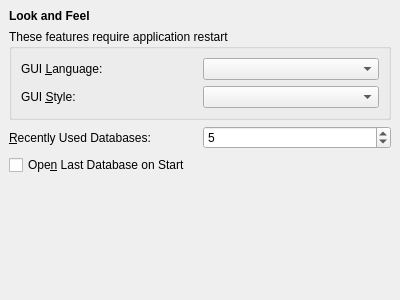
iamkjg/sqliteman, file Sqliteman/sqliteman/prefslnfwidget.ui: the form before one commit.
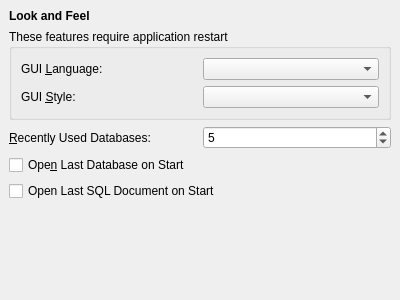
The form after the commit.

Commit message: #104: Add "Open Last SQL query" to preferences

Diff of the .ui file:
```diff
--- a/Sqliteman/sqliteman/prefslnfwidget.ui
+++ b/Sqliteman/sqliteman/prefslnfwidget.ui
@@ -13,7 +13,19 @@
    <property name="margin" >
     <number>9</number>
    </property>
-   <property name="spacing" >
+   <property name="topMargin" >
+    <number>9</number>
+   </property>
+   <property name="rightMargin" >
+    <number>9</number>
+   </property>
+   <property name="bottomMargin" >
+    <number>9</number>
+   </property>
+   <property name="horizontalSpacing" >
+    <number>6</number>
+   </property>
+   <property name="verticalSpacing" >
     <number>6</number>
    </property>
    <item row="1" column="0" >
@@ -98,7 +110,7 @@
      </item>
     </layout>
    </item>
-   <item row="4" column="0" >
+   <item row="5" column="0" >
     <spacer>
      <property name="orientation" >
       <enum>Qt::Vertical</enum>
@@ -134,6 +146,13 @@
      </property>
     </widget>
    </item>
+   <item row="4" column="0" >
+    <widget class="QCheckBox" name="openLastSqlFileCheckBox" >
+     <property name="text" >
+      <string>Open Last SQL Document on Start</string>
+     </property>
+    </widget>
+   </item>
   </layout>
  </widget>
  <resources/>
```
Left out of the diff: 33 changed lines with no effect on the pictures. The commit also changes 4 other files.
